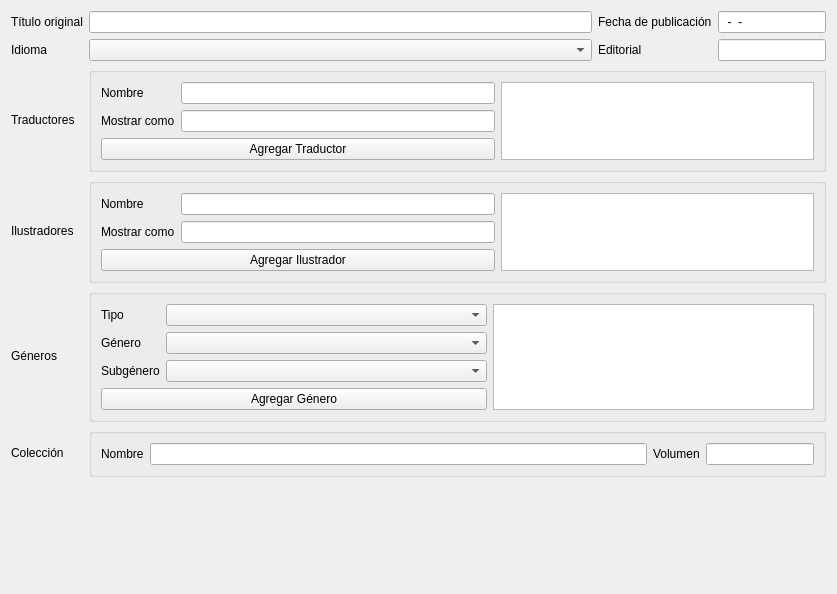
leandro86/epubcreator, file gui/forms/additional_metadata_widget.ui: the form before one commit.
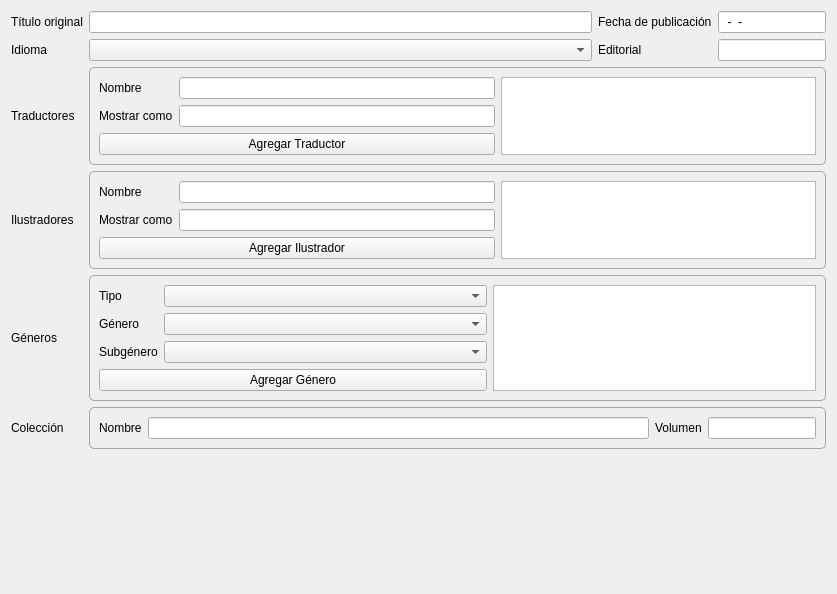
The form after the commit. Icons and pictures are not drawn. Custom widgets are drawn as their Qt base class.

Commit message: Agregado ícono a la aplicación. Agregado un borde explícitamente a los QGroupBox. Mejorado setup.py.

Patch:
```diff
--- a/gui/forms/additional_metadata_widget.ui
+++ b/gui/forms/additional_metadata_widget.ui
@@ -13,6 +13,13 @@
   <property name="windowTitle">
    <string>Form</string>
   </property>
+  <property name="styleSheet">
+   <string notr="true">QGroupBox
+{ 
+	border: 1px solid #A6A6A6; 
+	border-radius: 5px; 
+}</string>
+  </property>
   <layout class="QGridLayout" name="gridLayout">
    <item row="1" column="2">
     <widget class="QLabel" name="label_17">
@@ -212,6 +219,9 @@
    </item>
    <item row="2" column="1" colspan="3">
     <widget class="QGroupBox" name="groupBox">
+     <property name="styleSheet">
+      <string notr="true"/>
+     </property>
      <property name="title">
       <string/>
      </property>
```
The commit also changes 21 other files.
